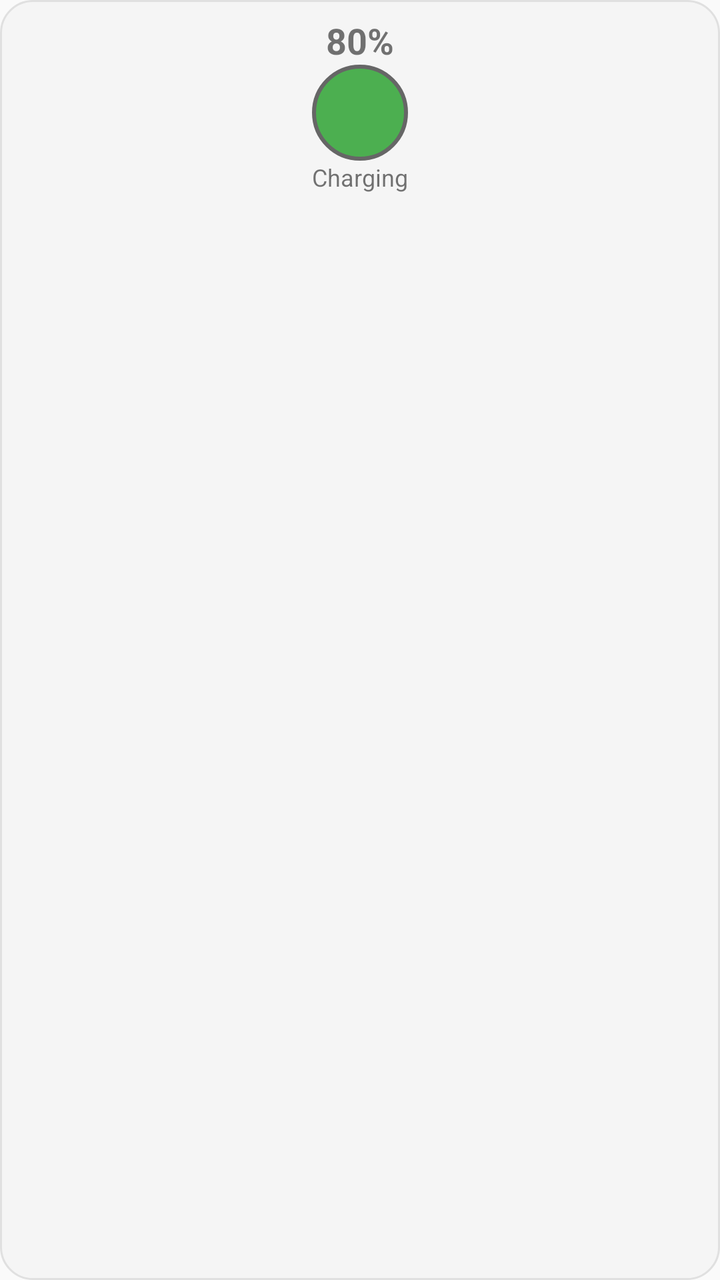
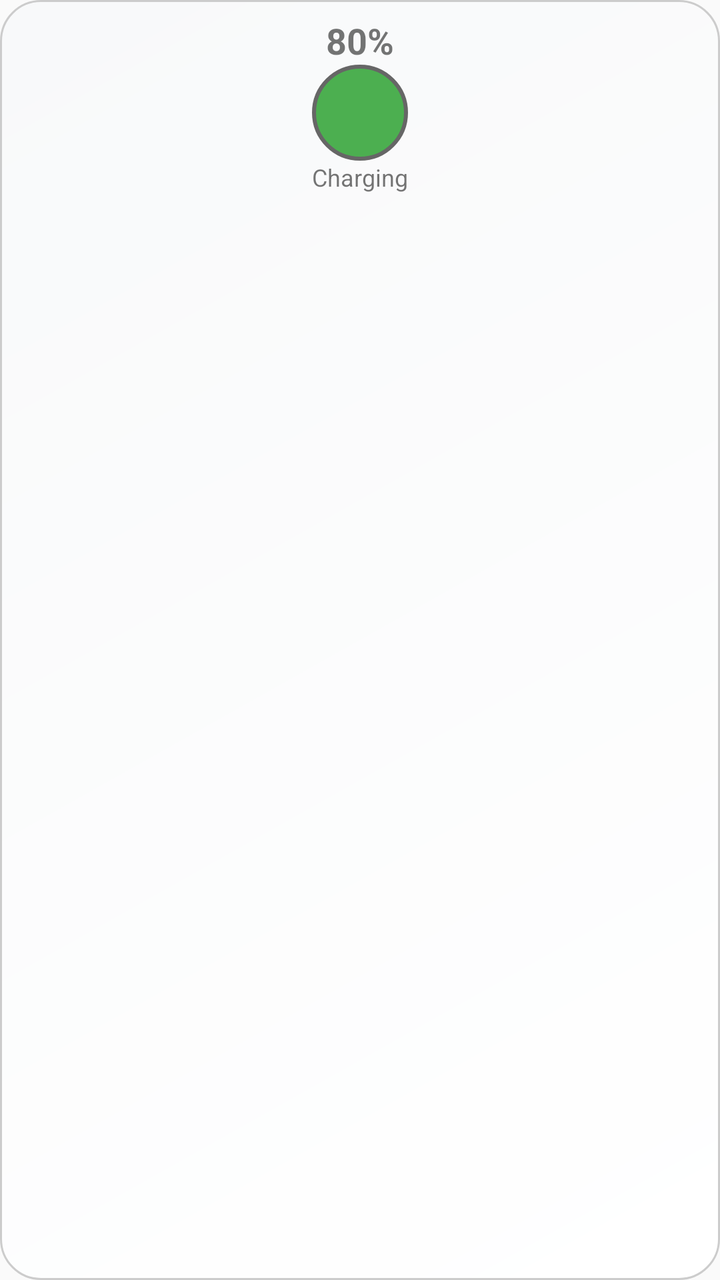

Screens rendered from an Android XML layout before and after an edit, with the pre-edit source and the edit as a unified diff.
<!-- AndroidManifest.xml: application theme Theme.VoltAISmartBatteryGuardian -->
<!-- res/layout/widget_battery_small.xml -->
<?xml version="1.0" encoding="utf-8"?>
<LinearLayout xmlns:android="http://schemas.android.com/apk/res/android"
    android:layout_width="match_parent"
    android:layout_height="match_parent"
    android:orientation="vertical"
    android:padding="8dp"
    android:background="@drawable/widget_container"
    android:id="@+id/widget_container">

    <TextView
        android:id="@+id/battery_percentage"
        android:layout_width="wrap_content"
        android:layout_height="wrap_content"
        android:layout_gravity="center"
        android:textSize="18sp"
        android:textStyle="bold"
        android:text="80%" />

    <ImageView
        android:id="@+id/battery_circle"
        android:layout_width="48dp"
        android:layout_height="48dp"
        android:layout_gravity="center"
        android:src="@drawable/battery_circle" />

    <TextView
        android:id="@+id/battery_status"
        android:layout_width="wrap_content"
        android:layout_height="wrap_content"
        android:layout_gravity="center"
        android:textSize="12sp"
        android:text="Charging" />

</LinearLayout>
<!-- resources referenced by this layout -->
<resources>
  <!-- drawable battery_circle (drawable) -->
  <?xml version="1.0" encoding="utf-8"?>
  <shape xmlns:android="http://schemas.android.com/apk/res/android"
      android:shape="oval">
      
      <stroke
          android:width="2dp"
          android:color="@color/battery_outline" />
      
      <solid android:color="@color/battery_fill" />
      
      <size
          android:width="48dp"
          android:height="48dp" />
  </shape>
  <!-- drawable widget_container (drawable) -->
  <?xml version="1.0" encoding="utf-8"?>
  <shape xmlns:android="http://schemas.android.com/apk/res/android"
      android:shape="rectangle">
      
      <solid android:color="@color/widget_background" />
      
      <corners android:radius="16dp" />
      
      <stroke
          android:width="1dp"
          android:color="@color/widget_border" />
          
      <padding
          android:left="16dp"
          android:top="12dp"
          android:right="16dp"
          android:bottom="12dp" />
  </shape>
  <style name="Theme.VoltAISmartBatteryGuardian" parent="android:Theme.Material.Light.NoActionBar">
          <item name="android:statusBarColor">@android:color/transparent</item>
          <item name="android:navigationBarColor">@android:color/transparent</item>
          <item name="android:windowLightStatusBar">false</item>
          <item name="android:windowLightNavigationBar">false</item>
      </style>
  <color name="battery_outline">#666666</color>
  <color name="battery_fill">#4CAF50</color>
  <color name="widget_background">#F5F5F5</color>
  <color name="widget_border">#E0E0E0</color>
</resources>

<!-- the commit's change to res/layout/widget_battery_small.xml (unified diff, before → after) -->
@@ -4,7 +4,7 @@
     android:layout_height="match_parent"
     android:orientation="vertical"
     android:padding="8dp"
-    android:background="@drawable/widget_container"
+    android:background="@drawable/widget_background"
     android:id="@+id/widget_container">
 
     <TextView
<!-- resource entries referenced after the edit -->
@@ -15,24 +15,23 @@
           android:width="48dp"
           android:height="48dp" />
   </shape>
-  <!-- drawable widget_container (drawable) -->
+  <!-- drawable widget_background (drawable) -->
   <?xml version="1.0" encoding="utf-8"?>
   <shape xmlns:android="http://schemas.android.com/apk/res/android"
       android:shape="rectangle">
       
-      <solid android:color="@color/widget_background" />
+      <gradient
+          android:type="linear"
+          android:angle="135"
+          android:startColor="@color/widget_gradient_start"
+          android:endColor="@color/widget_gradient_end" />
       
-      <corners android:radius="16dp" />
+      <corners android:radius="20dp" />
       
       <stroke
           android:width="1dp"
-          android:color="@color/widget_border" />
+          android:color="@color/widget_stroke" />
           
-      <padding
-          android:left="16dp"
-          android:top="12dp"
-          android:right="16dp"
-          android:bottom="12dp" />
   </shape>
   <style name="Theme.VoltAISmartBatteryGuardian" parent="android:Theme.Material.Light.NoActionBar">
           <item name="android:statusBarColor">@android:color/transparent</item>
@@ -42,7 +41,8 @@
       </style>
   <color name="battery_outline">#666666</color>
   <color name="battery_fill">#4CAF50</color>
-  <color name="widget_background">#F5F5F5</color>
-  <color name="widget_border">#E0E0E0</color>
+  <color name="widget_gradient_start">#FFFFFF</color>
+  <color name="widget_gradient_end">#F8F9FA</color>
+  <color name="widget_stroke">#CCCCCC</color>
 </resources>
 
